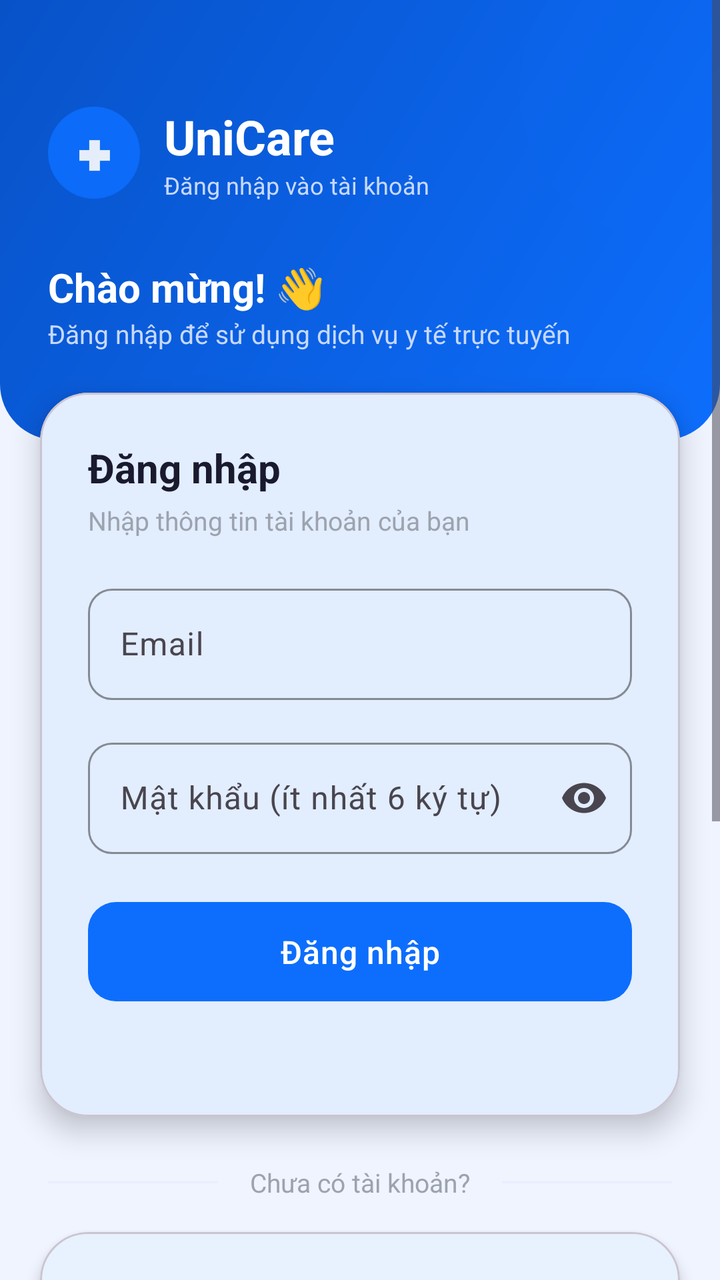
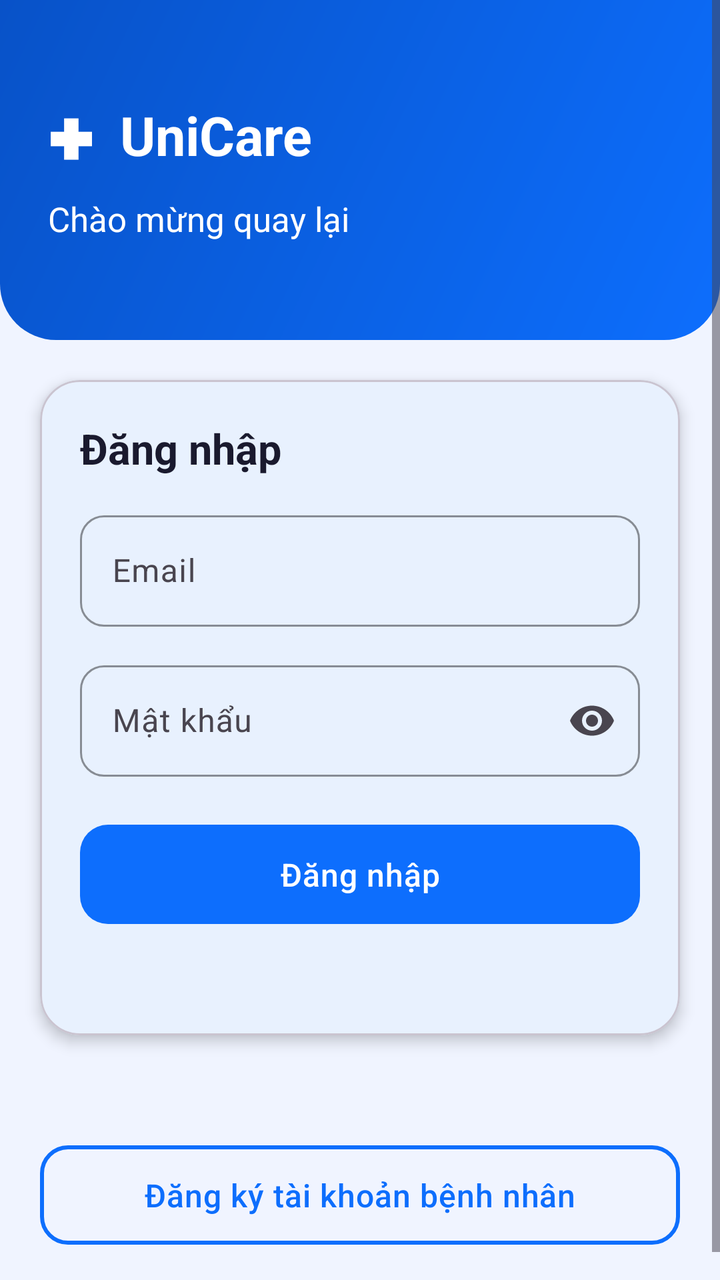

Two renders of the same Android screen: before a commit and after it. Below are the layout's source before the change and the commit's diff.
<!-- AndroidManifest.xml: application theme Theme.UniCare -->
<!-- res/layout/activity_auth.xml -->
<?xml version='1.0' encoding='utf-8'?>
<androidx.constraintlayout.widget.ConstraintLayout xmlns:android="http://schemas.android.com/apk/res/android" xmlns:app="http://schemas.android.com/apk/res-auto" android:id="@+id/main" android:layout_width="match_parent" android:layout_height="match_parent" android:background="#F0F4FF">
  <ScrollView android:layout_width="0dp" android:layout_height="0dp" android:fillViewport="true" app:layout_constraintStart_toStartOf="parent" app:layout_constraintEnd_toEndOf="parent" app:layout_constraintTop_toTopOf="parent" app:layout_constraintBottom_toBottomOf="parent">

    <LinearLayout android:layout_width="match_parent" android:layout_height="wrap_content" android:orientation="vertical">

        
        <RelativeLayout android:layout_width="match_parent" android:layout_height="220dp" android:background="@drawable/gradient_header">

            
            <View android:layout_width="150dp" android:layout_height="150dp" android:layout_alignParentEnd="true" android:layout_marginTop="-30dp" android:layout_marginEnd="-50dp" android:alpha="0.10" android:background="@drawable/bg_icon_circle_blue"/>

            
            <LinearLayout android:layout_width="wrap_content" android:layout_height="wrap_content" android:layout_marginStart="24dp" android:layout_marginTop="52dp" android:gravity="center_vertical" android:orientation="horizontal">

                <TextView android:layout_width="46dp" android:layout_height="46dp" android:background="@drawable/bg_icon_circle_blue" android:gravity="center" android:text="✚" android:textColor="#FFFFFF" android:textSize="20sp" android:textStyle="bold" android:alpha="0.90"/>

                <LinearLayout android:layout_width="wrap_content" android:layout_height="wrap_content" android:layout_marginStart="12dp" android:orientation="vertical">

                    <TextView android:layout_width="wrap_content" android:layout_height="wrap_content" android:text="UniCare" android:textColor="#FFFFFF" android:textSize="24sp" android:textStyle="bold"/>

                    <TextView android:layout_width="wrap_content" android:layout_height="wrap_content" android:text="Đăng nhập vào tài khoản" android:textColor="#C7D9FF" android:textSize="12sp"/>
                </LinearLayout>
            </LinearLayout>

            <TextView android:layout_width="match_parent" android:layout_height="wrap_content" android:layout_marginStart="24dp" android:layout_marginTop="130dp" android:text="Chào mừng! 👋" android:textColor="#FFFFFF" android:textSize="20sp" android:textStyle="bold"/>

            <TextView android:layout_width="match_parent" android:layout_height="wrap_content" android:layout_marginStart="24dp" android:layout_marginTop="158dp" android:text="Đăng nhập để sử dụng dịch vụ y tế trực tuyến" android:textColor="#C7D9FF" android:textSize="13sp"/>
        </RelativeLayout>

        
        <com.google.android.material.card.MaterialCardView android:layout_width="match_parent" android:layout_height="wrap_content" android:layout_marginHorizontal="20dp" android:layout_marginTop="-24dp" app:cardCornerRadius="24dp" app:cardElevation="8dp" app:cardBackgroundColor="#FFFFFF">

            <LinearLayout android:layout_width="match_parent" android:layout_height="wrap_content" android:orientation="vertical" android:padding="24dp">

                <TextView android:layout_width="wrap_content" android:layout_height="wrap_content" android:text="Đăng nhập" android:textColor="#1A1A2E" android:textSize="20sp" android:textStyle="bold"/>

                <TextView android:layout_width="wrap_content" android:layout_height="wrap_content" android:layout_marginTop="4dp" android:text="Nhập thông tin tài khoản của bạn" android:textColor="#9CA3AF" android:textSize="13sp"/>

                <com.google.android.material.textfield.TextInputLayout android:layout_width="match_parent" android:layout_height="wrap_content" android:layout_marginTop="20dp" android:hint="Email" style="@style/Widget.UniCare.TextInputLayout" android:id="@+id/tilEmail">
                    <com.google.android.material.textfield.TextInputEditText android:id="@+id/edtEmail" android:layout_width="match_parent" android:layout_height="wrap_content" android:inputType="textEmailAddress" android:minHeight="52dp"/>
                </com.google.android.material.textfield.TextInputLayout>

                <com.google.android.material.textfield.TextInputLayout android:layout_width="match_parent" android:layout_height="wrap_content" android:layout_marginTop="16dp" android:hint="Mật khẩu (ít nhất 6 ký tự)" app:endIconMode="password_toggle" style="@style/Widget.UniCare.TextInputLayout" android:id="@+id/tilPassword">
                    <com.google.android.material.textfield.TextInputEditText android:id="@+id/edtPassword" android:layout_width="match_parent" android:layout_height="wrap_content" android:inputType="textPassword" android:minHeight="52dp"/>
                </com.google.android.material.textfield.TextInputLayout>

                <com.google.android.material.button.MaterialButton android:id="@+id/btnLogin" android:layout_width="match_parent" android:layout_height="wrap_content" android:layout_marginTop="20dp" android:text="Đăng nhập" android:minHeight="54dp" style="@style/Widget.UniCare.Button"/>

                <TextView android:id="@+id/txtMessage" android:layout_width="match_parent" android:layout_height="wrap_content" android:layout_marginTop="12dp" android:gravity="center" android:textSize="13sp" android:textColor="#EF4444"/>
            </LinearLayout>
        </com.google.android.material.card.MaterialCardView>

        
        <LinearLayout android:layout_width="match_parent" android:layout_height="wrap_content" android:layout_marginHorizontal="24dp" android:layout_marginTop="24dp" android:gravity="center_vertical" android:orientation="horizontal">

            <View android:layout_width="0dp" android:layout_height="1dp" android:layout_weight="1" android:background="#E8EEFF"/>

            <TextView android:layout_width="wrap_content" android:layout_height="wrap_content" android:layout_marginHorizontal="16dp" android:text="Chưa có tài khoản?" android:textColor="#9CA3AF" android:textSize="13sp"/>

            <View android:layout_width="0dp" android:layout_height="1dp" android:layout_weight="1" android:background="#E8EEFF"/>
        </LinearLayout>

        
        <com.google.android.material.card.MaterialCardView android:layout_width="match_parent" android:layout_height="wrap_content" android:layout_marginHorizontal="20dp" android:layout_marginTop="16dp" app:cardCornerRadius="24dp" app:cardElevation="4dp" app:cardBackgroundColor="#FFFFFF">

            <LinearLayout android:layout_width="match_parent" android:layout_height="wrap_content" android:orientation="vertical" android:padding="24dp">

                <TextView android:layout_width="wrap_content" android:layout_height="wrap_content" android:text="Đăng ký bệnh nhân" android:textColor="#1A1A2E" android:textSize="18sp" android:textStyle="bold"/>

                <TextView android:layout_width="wrap_content" android:layout_height="wrap_content" android:layout_marginTop="4dp" android:text="Nhập họ tên cùng email và mật khẩu ở trên" android:textColor="#9CA3AF" android:textSize="13sp"/>

                <com.google.android.material.textfield.TextInputLayout android:layout_width="match_parent" android:layout_height="wrap_content" android:layout_marginTop="16dp" android:hint="Họ tên bệnh nhân" style="@style/Widget.UniCare.TextInputLayout" android:id="@+id/tilName">
                    <com.google.android.material.textfield.TextInputEditText android:id="@+id/edtName" android:layout_width="match_parent" android:layout_height="wrap_content" android:inputType="text" android:minHeight="52dp"/>
                </com.google.android.material.textfield.TextInputLayout>

                <com.google.android.material.button.MaterialButton android:id="@+id/btnRegister" android:layout_width="match_parent" android:layout_height="wrap_content" android:layout_marginTop="16dp" android:text="Tạo tài khoản bệnh nhân" android:minHeight="54dp" style="@style/Widget.UniCare.Button.Outlined"/>
            </LinearLayout>
        </com.google.android.material.card.MaterialCardView>

        
        <LinearLayout android:layout_width="match_parent" android:layout_height="wrap_content" android:layout_marginHorizontal="20dp" android:layout_marginTop="16dp" android:background="@drawable/bg_section" android:orientation="horizontal" android:padding="16dp" android:gravity="center_vertical">

            <TextView android:layout_width="wrap_content" android:layout_height="wrap_content" android:text="ℹ️" android:textSize="18sp"/>

            <TextView android:layout_width="0dp" android:layout_height="wrap_content" android:layout_weight="1" android:layout_marginStart="12dp" android:text="Tài khoản bác sĩ do quản trị viên tạo trong Firebase Console. Không tự đăng ký vai trò bác sĩ." android:textColor="#6B7280" android:textSize="12sp" android:lineSpacingMultiplier="1.4"/>
        </LinearLayout>

        <View android:layout_width="match_parent" android:layout_height="32dp"/>

    </LinearLayout>
</ScrollView>
</androidx.constraintlayout.widget.ConstraintLayout>
<!-- resources referenced by this layout -->
<resources>
  <!-- drawable bg_icon_circle_blue (drawable) -->
  <?xml version="1.0" encoding="utf-8"?>
  <shape xmlns:android="http://schemas.android.com/apk/res/android">
      <solid android:color="#0D6EFD"/>
      <corners android:radius="100dp"/>
  </shape>
  <!-- drawable bg_section (drawable) -->
  <?xml version="1.0" encoding="utf-8"?>
  <shape xmlns:android="http://schemas.android.com/apk/res/android">
      <solid android:color="#F0F4FF"/>
      <corners android:radius="16dp"/>
      <stroke android:width="1dp" android:color="#E0E8FF"/>
  </shape>
  <!-- drawable gradient_header (drawable) -->
  <?xml version="1.0" encoding="utf-8"?>
  <shape xmlns:android="http://schemas.android.com/apk/res/android">
      <gradient
          android:startColor="#0D6EFD"
          android:endColor="#0852C8"
          android:angle="135"
          android:type="linear"/>
      <corners
          android:bottomLeftRadius="28dp"
          android:bottomRightRadius="28dp"/>
  </shape>
  <style name="Widget.UniCare.Button" parent="Widget.Material3.Button">
          <item name="android:paddingTop">14dp</item>
          <item name="android:paddingBottom">14dp</item>
          <item name="android:textSize">16sp</item>
          <item name="android:letterSpacing">0.02</item>
          <item name="android:textAllCaps">false</item>
          <item name="cornerRadius">14dp</item>
          <item name="backgroundTint">#0D6EFD</item>
          <item name="elevation">2dp</item>
      </style>
  <style name="Widget.UniCare.Button.Outlined" parent="Widget.Material3.Button.OutlinedButton">
          <item name="android:paddingTop">14dp</item>
          <item name="android:paddingBottom">14dp</item>
          <item name="android:textSize">16sp</item>
          <item name="android:textColor">#0D6EFD</item>
          <item name="android:textAllCaps">false</item>
          <item name="cornerRadius">14dp</item>
          <item name="strokeColor">#0D6EFD</item>
          <item name="strokeWidth">2dp</item>
      </style>
  <style name="Widget.UniCare.TextInputLayout" parent="Widget.Material3.TextInputLayout.OutlinedBox">
          <item name="boxCornerRadiusBottomEnd">12dp</item>
          <item name="boxCornerRadiusBottomStart">12dp</item>
          <item name="boxCornerRadiusTopEnd">12dp</item>
          <item name="boxCornerRadiusTopStart">12dp</item>
          <item name="boxStrokeColor">#CBD5F5</item>
          <item name="hintTextColor">#6B7280</item>
      </style>
  <style name="Theme.UniCare" parent="Theme.Material3.DayNight.NoActionBar">
          
          <item name="colorPrimary">#0D6EFD</item>
          <item name="colorPrimaryVariant">#0852C8</item>
          <item name="colorOnPrimary">#FFFFFF</item>
          
          <item name="colorSecondary">#00C4A7</item>
          <item name="colorSecondaryVariant">#00A089</item>
          <item name="colorOnSecondary">#FFFFFF</item>
          
          <item name="colorSurface">#FFFFFF</item>
          <item name="colorOnSurface">#1A1A2E</item>
          
          <item name="android:colorBackground">#F0F4FF</item>
          
          <item name="android:statusBarColor">#0852C8</item>
          <item name="android:windowLightStatusBar">false</item>
          <item name="android:navigationBarColor">#FFFFFF</item>
          <item name="android:windowLightNavigationBar">true</item>
          
          <item name="materialButtonStyle">@style/Widget.UniCare.Button</item>
          <item name="textInputStyle">@style/Widget.UniCare.TextInputLayout</item>
      </style>
</resources>

<!-- the commit's change to res/layout/activity_auth.xml (unified diff, before → after) -->
@@ -1,93 +1,134 @@
-<?xml version='1.0' encoding='utf-8'?>
-<androidx.constraintlayout.widget.ConstraintLayout xmlns:android="http://schemas.android.com/apk/res/android" xmlns:app="http://schemas.android.com/apk/res-auto" android:id="@+id/main" android:layout_width="match_parent" android:layout_height="match_parent" android:background="#F0F4FF">
-  <ScrollView android:layout_width="0dp" android:layout_height="0dp" android:fillViewport="true" app:layout_constraintStart_toStartOf="parent" app:layout_constraintEnd_toEndOf="parent" app:layout_constraintTop_toTopOf="parent" app:layout_constraintBottom_toBottomOf="parent">
+<?xml version="1.0" encoding="utf-8"?>
+<androidx.constraintlayout.widget.ConstraintLayout
+    xmlns:android="http://schemas.android.com/apk/res/android"
+    xmlns:app="http://schemas.android.com/apk/res-auto"
+    android:layout_width="match_parent"
+    android:layout_height="match_parent"
+    android:background="#F0F4FF">
 
-    <LinearLayout android:layout_width="match_parent" android:layout_height="wrap_content" android:orientation="vertical">
+    <ScrollView
+        android:layout_width="0dp"
+        android:layout_height="0dp"
+        android:fillViewport="true"
+        app:layout_constraintTop_toTopOf="parent"
+        app:layout_constraintBottom_toBottomOf="parent"
+        app:layout_constraintStart_toStartOf="parent"
+        app:layout_constraintEnd_toEndOf="parent">
+        <LinearLayout
+            android:layout_width="match_parent"
+            android:layout_height="wrap_content"
+            android:orientation="vertical">
+            <LinearLayout
+                android:layout_width="match_parent"
+                android:layout_height="170dp"
+                android:paddingStart="24dp"
+                android:paddingEnd="24dp"
+                android:gravity="center_vertical"
+                android:orientation="vertical"
+                android:background="@drawable/gradient_header">
+                <TextView
+                    android:layout_width="wrap_content"
+                    android:layout_height="wrap_content"
+                    android:text="✚  UniCare"
+                    android:textColor="#FFFFFF"
+                    android:textSize="27sp"
+                    android:textStyle="bold"/>
+                <TextView
+                    android:layout_width="wrap_content"
+                    android:layout_height="wrap_content"
+                    android:layout_marginTop="12dp"
+                    android:text="Chào mừng quay lại"
+                    android:textColor="#FFFFFF"
+                    android:textSize="17sp"/>
+            </LinearLayout>
+            <com.google.android.material.card.MaterialCardView
+                android:layout_width="match_parent"
+                android:layout_height="wrap_content"
+                android:layout_marginStart="20dp"
+                android:layout_marginEnd="20dp"
+                android:layout_marginTop="20dp"
+                app:cardCornerRadius="20dp"
+                app:cardElevation="4dp"
+                app:cardBackgroundColor="#FFFFFF">
+                <LinearLayout
+                    android:layout_width="match_parent"
+                    android:layout_height="wrap_content"
+                    android:orientation="vertical"
+                    android:padding="20dp">
+                    <TextView
+                        android:layout_width="wrap_content"
+                        android:layout_height="wrap_content"
+                        android:text="Đăng nhập"
+                        android:textSize="21sp"
+                        android:textStyle="bold"
+                        android:textColor="#1A1A2E"/>
+                    <com.google.android.material.textfield.TextInputLayout
+                        android:id="@+id/tilEmail"
+                        style="@style/Widget.UniCare.TextInputLayout"
+                        android:layout_width="match_parent"
+                        android:layout_height="wrap_content"
+                        android:layout_marginTop="14dp"
+                        android:hint="Email"
+                        >
+                        <com.google.android.material.textfield.TextInputEditText
+                            android:id="@+id/edtEmail"
+                            android:layout_width="match_parent"
+                            android:layout_height="wrap_content"
+                            android:minHeight="52dp"
+                            android:inputType="textEmailAddress"/>
+                    </com.google.android.material.textfield.TextInputLayout>
+                    <com.google.android.material.textfield.TextInputLayout
+                        android:id="@+id/tilPassword"
+                        style="@style/Widget.UniCare.TextInputLayout"
+                        android:layout_width="match_parent"
+                        android:layout_height="wrap_content"
+                        android:layout_marginTop="14dp"
+                        android:hint="Mật khẩu"
+                        app:endIconMode="password_toggle">
+                        <com.google.android.material.textfield.TextInputEditText
+                            android:id="@+id/edtPassword"
+                            android:layout_width="match_parent"
+                            android:layout_height="wrap_content"
+                            android:minHeight="52dp"
+                            android:inputType="textPassword"/>
+                    </com.google.android.material.textfield.TextInputLayout>
+                    <com.google.android.material.button.MaterialButton
+                        android:id="@+id/btnLogin"
+                        style="@style/Widget.UniCare.Button"
+                        android:layout_width="match_parent"
+                        android:layout_height="wrap_content"
+                        android:layout_marginTop="20dp"
+                        android:minHeight="54dp"
+                        android:text="Đăng nhập"/>
+                    <TextView
+                        android:id="@+id/txtMessage"
+                        android:layout_width="match_parent"
+                        android:layout_height="wrap_content"
+                        android:layout_marginTop="14dp"
+                        android:gravity="center"
+                        android:textColor="#B42318"
+                        android:textSize="13sp"/>
+                </LinearLayout>
+            </com.google.android.material.card.MaterialCardView>
+            <TextView
+                android:layout_width="match_parent"
+                android:layout_height="wrap_content"
+                android:layout_marginTop="24dp"
+                android:gravity="center"
+                android:textColor="#6B7280"
+                android:textSize="14sp"/>
+            <com.google.android.material.button.MaterialButton
+                android:id="@+id/btnGoToRegister"
+                style="@style/Widget.UniCare.Button.Outlined"
+                android:layout_width="match_parent"
+                android:layout_height="wrap_content"
+                android:layout_marginStart="20dp"
+                android:layout_marginEnd="20dp"
+                android:layout_marginTop="8dp"
+                android:minHeight="54dp"
+                android:text="Đăng ký tài khoản bệnh nhân"/>
 
-        
-        <RelativeLayout android:layout_width="match_parent" android:layout_height="220dp" android:background="@drawable/gradient_header">
-
-            
-            <View android:layout_width="150dp" android:layout_height="150dp" android:layout_alignParentEnd="true" android:layout_marginTop="-30dp" android:layout_marginEnd="-50dp" android:alpha="0.10" android:background="@drawable/bg_icon_circle_blue"/>
-
-            
-            <LinearLayout android:layout_width="wrap_content" android:layout_height="wrap_content" android:layout_marginStart="24dp" android:layout_marginTop="52dp" android:gravity="center_vertical" android:orientation="horizontal">
-
-                <TextView android:layout_width="46dp" android:layout_height="46dp" android:background="@drawable/bg_icon_circle_blue" android:gravity="center" android:text="✚" android:textColor="#FFFFFF" android:textSize="20sp" android:textStyle="bold" android:alpha="0.90"/>
-
-                <LinearLayout android:layout_width="wrap_content" android:layout_height="wrap_content" android:layout_marginStart="12dp" android:orientation="vertical">
-
-                    <TextView android:layout_width="wrap_content" android:layout_height="wrap_content" android:text="UniCare" android:textColor="#FFFFFF" android:textSize="24sp" android:textStyle="bold"/>
-
-                    <TextView android:layout_width="wrap_content" android:layout_height="wrap_content" android:text="Đăng nhập vào tài khoản" android:textColor="#C7D9FF" android:textSize="12sp"/>
-                </LinearLayout>
-            </LinearLayout>
-
-            <TextView android:layout_width="match_parent" android:layout_height="wrap_content" android:layout_marginStart="24dp" android:layout_marginTop="130dp" android:text="Chào mừng! 👋" android:textColor="#FFFFFF" android:textSize="20sp" android:textStyle="bold"/>
-
-            <TextView android:layout_width="match_parent" android:layout_height="wrap_content" android:layout_marginStart="24dp" android:layout_marginTop="158dp" android:text="Đăng nhập để sử dụng dịch vụ y tế trực tuyến" android:textColor="#C7D9FF" android:textSize="13sp"/>
-        </RelativeLayout>
-
-        
-        <com.google.android.material.card.MaterialCardView android:layout_width="match_parent" android:layout_height="wrap_content" android:layout_marginHorizontal="20dp" android:layout_marginTop="-24dp" app:cardCornerRadius="24dp" app:cardElevation="8dp" app:cardBackgroundColor="#FFFFFF">
-
-            <LinearLayout android:layout_width="match_parent" android:layout_height="wrap_content" android:orientation="vertical" android:padding="24dp">
-
-                <TextView android:layout_width="wrap_content" android:layout_height="wrap_content" android:text="Đăng nhập" android:textColor="#1A1A2E" android:textSize="20sp" android:textStyle="bold"/>
-
-                <TextView android:layout_width="wrap_content" android:layout_height="wrap_content" android:layout_marginTop="4dp" android:text="Nhập thông tin tài khoản của bạn" android:textColor="#9CA3AF" android:textSize="13sp"/>
-
-                <com.google.android.material.textfield.TextInputLayout android:layout_width="match_parent" android:layout_height="wrap_content" android:layout_marginTop="20dp" android:hint="Email" style="@style/Widget.UniCare.TextInputLayout" android:id="@+id/tilEmail">
-                    <com.google.android.material.textfield.TextInputEditText android:id="@+id/edtEmail" android:layout_width="match_parent" android:layout_height="wrap_content" android:inputType="textEmailAddress" android:minHeight="52dp"/>
-                </com.google.android.material.textfield.TextInputLayout>
-
-                <com.google.android.material.textfield.TextInputLayout android:layout_width="match_parent" android:layout_height="wrap_content" android:layout_marginTop="16dp" android:hint="Mật khẩu (ít nhất 6 ký tự)" app:endIconMode="password_toggle" style="@style/Widget.UniCare.TextInputLayout" android:id="@+id/tilPassword">
-                    <com.google.android.material.textfield.TextInputEditText android:id="@+id/edtPassword" android:layout_width="match_parent" android:layout_height="wrap_content" android:inputType="textPassword" android:minHeight="52dp"/>
-                </com.google.android.material.textfield.TextInputLayout>
-
-                <com.google.android.material.button.MaterialButton android:id="@+id/btnLogin" android:layout_width="match_parent" android:layout_height="wrap_content" android:layout_marginTop="20dp" android:text="Đăng nhập" android:minHeight="54dp" style="@style/Widget.UniCare.Button"/>
-
-                <TextView android:id="@+id/txtMessage" android:layout_width="match_parent" android:layout_height="wrap_content" android:layout_marginTop="12dp" android:gravity="center" android:textSize="13sp" android:textColor="#EF4444"/>
-            </LinearLayout>
-        </com.google.android.material.card.MaterialCardView>
-
-        
-        <LinearLayout android:layout_width="match_parent" android:layout_height="wrap_content" android:layout_marginHorizontal="24dp" android:layout_marginTop="24dp" android:gravity="center_vertical" android:orientation="horizontal">
-
-            <View android:layout_width="0dp" android:layout_height="1dp" android:layout_weight="1" android:background="#E8EEFF"/>
-
-            <TextView android:layout_width="wrap_content" android:layout_height="wrap_content" android:layout_marginHorizontal="16dp" android:text="Chưa có tài khoản?" android:textColor="#9CA3AF" android:textSize="13sp"/>
-
-            <View android:layout_width="0dp" android:layout_height="1dp" android:layout_weight="1" android:background="#E8EEFF"/>
+            <View android:layout_width="match_parent" android:layout_height="28dp"/>
         </LinearLayout>
-
-        
-        <com.google.android.material.card.MaterialCardView android:layout_width="match_parent" android:layout_height="wrap_content" android:layout_marginHorizontal="20dp" android:layout_marginTop="16dp" app:cardCornerRadius="24dp" app:cardElevation="4dp" app:cardBackgroundColor="#FFFFFF">
-
-            <LinearLayout android:layout_width="match_parent" android:layout_height="wrap_content" android:orientation="vertical" android:padding="24dp">
-
-                <TextView android:layout_width="wrap_content" android:layout_height="wrap_content" android:text="Đăng ký bệnh nhân" android:textColor="#1A1A2E" android:textSize="18sp" android:textStyle="bold"/>
-
-                <TextView android:layout_width="wrap_content" android:layout_height="wrap_content" android:layout_marginTop="4dp" android:text="Nhập họ tên cùng email và mật khẩu ở trên" android:textColor="#9CA3AF" android:textSize="13sp"/>
-
-                <com.google.android.material.textfield.TextInputLayout android:layout_width="match_parent" android:layout_height="wrap_content" android:layout_marginTop="16dp" android:hint="Họ tên bệnh nhân" style="@style/Widget.UniCare.TextInputLayout" android:id="@+id/tilName">
-                    <com.google.android.material.textfield.TextInputEditText android:id="@+id/edtName" android:layout_width="match_parent" android:layout_height="wrap_content" android:inputType="text" android:minHeight="52dp"/>
-                </com.google.android.material.textfield.TextInputLayout>
-
-                <com.google.android.material.button.MaterialButton android:id="@+id/btnRegister" android:layout_width="match_parent" android:layout_height="wrap_content" android:layout_marginTop="16dp" android:text="Tạo tài khoản bệnh nhân" android:minHeight="54dp" style="@style/Widget.UniCare.Button.Outlined"/>
-            </LinearLayout>
-        </com.google.android.material.card.MaterialCardView>
-
-        
-        <LinearLayout android:layout_width="match_parent" android:layout_height="wrap_content" android:layout_marginHorizontal="20dp" android:layout_marginTop="16dp" android:background="@drawable/bg_section" android:orientation="horizontal" android:padding="16dp" android:gravity="center_vertical">
-
-            <TextView android:layout_width="wrap_content" android:layout_height="wrap_content" android:text="ℹ️" android:textSize="18sp"/>
-
-            <TextView android:layout_width="0dp" android:layout_height="wrap_content" android:layout_weight="1" android:layout_marginStart="12dp" android:text="Tài khoản bác sĩ do quản trị viên tạo trong Firebase Console. Không tự đăng ký vai trò bác sĩ." android:textColor="#6B7280" android:textSize="12sp" android:lineSpacingMultiplier="1.4"/>
-        </LinearLayout>
-
-        <View android:layout_width="match_parent" android:layout_height="32dp"/>
-
-    </LinearLayout>
-</ScrollView>
+    </ScrollView>
 </androidx.constraintlayout.widget.ConstraintLayout>
<!-- resource entries referenced after the edit -->
@@ -1,18 +1,5 @@
 <!-- resources referenced by this layout -->
 <resources>
-  <!-- drawable bg_icon_circle_blue (drawable) -->
-  <?xml version="1.0" encoding="utf-8"?>
-  <shape xmlns:android="http://schemas.android.com/apk/res/android">
-      <solid android:color="#0D6EFD"/>
-      <corners android:radius="100dp"/>
-  </shape>
-  <!-- drawable bg_section (drawable) -->
-  <?xml version="1.0" encoding="utf-8"?>
-  <shape xmlns:android="http://schemas.android.com/apk/res/android">
-      <solid android:color="#F0F4FF"/>
-      <corners android:radius="16dp"/>
-      <stroke android:width="1dp" android:color="#E0E8FF"/>
-  </shape>
   <!-- drawable gradient_header (drawable) -->
   <?xml version="1.0" encoding="utf-8"?>
   <shape xmlns:android="http://schemas.android.com/apk/res/android">
